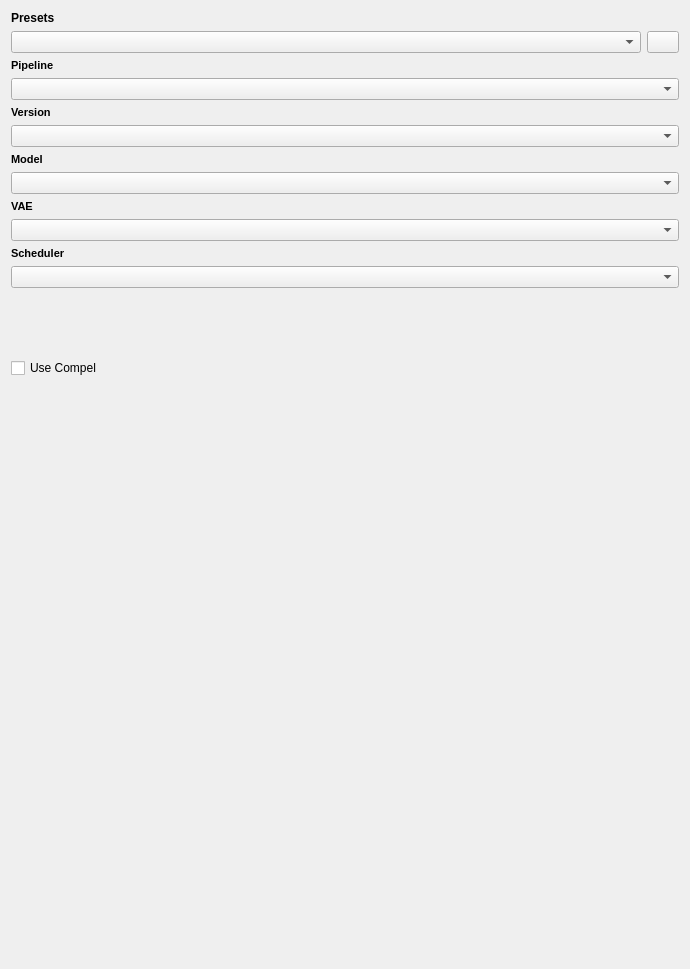
Old version of the form src/airunner/widgets/stablediffusion/templates/stable_diffusion_settings.ui in the repository Capsize-Games/airunner.
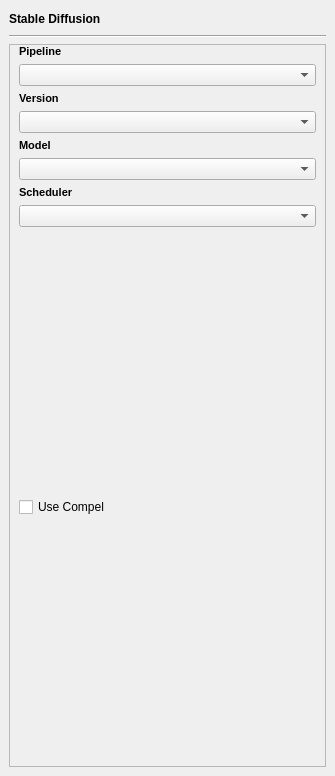
New version of the form. Icons and pictures are not drawn. Custom widgets are drawn as their Qt base class.

The edit to the form file:
```diff
--- a/src/airunner/widgets/stablediffusion/templates/stable_diffusion_settings.ui
+++ b/src/airunner/widgets/stablediffusion/templates/stable_diffusion_settings.ui
@@ -6,8 +6,8 @@
    <rect>
     <x>0</x>
     <y>0</y>
-    <width>690</width>
-    <height>969</height>
+    <width>335</width>
+    <height>776</height>
    </rect>
   </property>
   <property name="maximumSize">
@@ -19,8 +19,202 @@
   <property name="windowTitle">
    <string>Form</string>
   </property>
+  <layout class="QGridLayout" name="gridLayout_2">
+   <property name="leftMargin">
+    <number>9</number>
+   </property>
+   <property name="topMargin">
+    <number>9</number>
+   </property>
+   <property name="rightMargin">
+    <number>9</number>
+   </property>
+   <property name="bottomMargin">
+    <number>9</number>
+   </property>
+   <item row="1" column="0">
+    <widget class="QWidget" name="widget" native="true">
+     <property name="minimumSize">
+      <size>
+       <width>0</width>
+       <height>20</height>
+      </size>
+     </property>
+     <layout class="QGridLayout" name="gridLayout_3">
+      <property name="leftMargin">
+       <number>0</number>
+      </property>
+      <property name="topMargin">
+       <number>0</number>
+      </property>
+      <property name="rightMargin">
+       <number>0</number>
+      </property>
+      <property name="bottomMargin">
+       <number>0</number>
+      </property>
+      <item row="0" column="0">
+       <widget class="QLabel" name="label">
+        <property name="font">
+         <font>
+          <bold>true</bold>
+         </font>
+        </property>
+        <property name="text">
+         <string>Stable Diffusion</string>
+        </property>
+       </widget>
+      </item>
+     </layout>
+    </widget>
+   </item>
+   <item row="3" column="0">
+    <widget class="QScrollArea" name="scrollArea">
+     <property name="widgetResizable">
+      <bool>true</bool>
+     </property>
+     <widget class="QWidget" name="scrollAreaWidgetContents">
+      <property name="geometry">
+       <rect>
+        <x>0</x>
+        <y>0</y>
+        <width>315</width>
+        <height>721</height>
+       </rect>
+      </property>
   <layout class="QGridLayout" name="gridLayout">
-   <item row="4" column="0" colspan="2">
+       <property name="leftMargin">
+        <number>9</number>
+       </property>
+       <property name="topMargin">
+        <number>0</number>
+       </property>
+       <property name="rightMargin">
+        <number>9</number>
+       </property>
+       <property name="bottomMargin">
+        <number>0</number>
+       </property>
+       <item row="5" column="0">
+        <layout class="QHBoxLayout" name="horizontalLayout_3">
+         <item>
+          <widget class="SeedWidget" name="seed_widget" native="true">
+           <property name="sizePolicy">
+            <sizepolicy hsizetype="Preferred" vsizetype="Minimum">
+             <horstretch>0</horstretch>
+             <verstretch>0</verstretch>
+            </sizepolicy>
+           </property>
+           <property name="minimumSize">
+            <size>
+             <width>0</width>
+             <height>60</height>
+            </size>
+           </property>
+           <property name="generator_section" stdset="0">
+            <string/>
+           </property>
+           <property name="generator_name" stdset="0">
+            <string/>
+           </property>
+           <property name="property_name" stdset="0">
+            <string>generator_settings.random_seed</string>
+           </property>
+          </widget>
+         </item>
+        </layout>
+       </item>
+       <item row="8" column="0">
+        <layout class="QHBoxLayout" name="horizontalLayout_5">
+         <item>
+          <widget class="SliderWidget" name="steps_widget" native="true">
+           <property name="sizePolicy">
+            <sizepolicy hsizetype="Preferred" vsizetype="Minimum">
+             <horstretch>0</horstretch>
+             <verstretch>0</verstretch>
+            </sizepolicy>
+           </property>
+           <property name="minimumSize">
+            <size>
+             <width>0</width>
+             <height>60</height>
+            </size>
+           </property>
+           <property name="label_text" stdset="0">
+            <string>Steps</string>
+           </property>
+           <property name="current_value" stdset="0">
+            <number>0</number>
+           </property>
+           <property name="slider_maximum" stdset="0">
+            <number>200</number>
+           </property>
+           <property name="spinbox_maximum" stdset="0">
+            <double>200.000000000000000</double>
+           </property>
+           <property name="display_as_float" stdset="0">
+            <bool>false</bool>
+           </property>
+           <property name="spinbox_single_step" stdset="0">
+            <number>1</number>
+           </property>
+           <property name="spinbox_page_step" stdset="0">
+            <number>1</number>
+           </property>
+           <property name="spinbox_minimum" stdset="0">
+            <number>1</number>
+           </property>
+           <property name="slider_minimum" stdset="0">
+            <number>1</number>
+           </property>
+           <property name="settings_property" stdset="0">
+            <string notr="true">generator_settings.steps</string>
+           </property>
+          </widget>
+         </item>
+         <item>
+          <widget class="SliderWidget" name="scale_widget" native="true">
+           <property name="sizePolicy">
+            <sizepolicy hsizetype="Preferred" vsizetype="Minimum">
+             <horstretch>0</horstretch>
+             <verstretch>0</verstretch>
+            </sizepolicy>
+           </property>
+           <property name="minimumSize">
+            <size>
+             <width>0</width>
+             <height>60</height>
+            </size>
+           </property>
+           <property name="label_text" stdset="0">
+            <string>Scale</string>
+           </property>
+           <property name="current_value" stdset="0">
+            <number>0</number>
+           </property>
+           <property name="slider_maximum" stdset="0">
+            <number>10000</number>
+           </property>
+           <property name="spinbox_maximum" stdset="0">
+            <double>100.000000000000000</double>
+           </property>
+           <property name="display_as_float" stdset="0">
+            <bool>true</bool>
+           </property>
+           <property name="spinbox_single_step" stdset="0">
+            <double>0.010000000000000</double>
+           </property>
+           <property name="spinbox_page_step" stdset="0">
+            <double>0.010000000000000</double>
+           </property>
+           <property name="settings_property" stdset="0">
+            <string notr="true">generator_settings.scale</string>
+           </property>
+          </widget>
+         </item>
+        </layout>
+       </item>
+       <item row="3" column="0">
     <layout class="QVBoxLayout" name="model_layout">
      <item>
       <widget class="QLabel" name="label_3">
@@ -40,54 +234,20 @@
      </item>
     </layout>
    </item>
-   <item row="3" column="0" colspan="2">
-    <layout class="QVBoxLayout" name="verticalLayout_7">
-     <item>
-      <widget class="QLabel" name="label_6">
-       <property name="font">
-        <font>
-         <pointsize>8</pointsize>
-         <bold>true</bold>
-        </font>
-       </property>
-       <property name="text">
-        <string>Version</string>
-       </property>
-      </widget>
-     </item>
-     <item>
-      <widget class="QComboBox" name="version"/>
-     </item>
-    </layout>
-   </item>
-   <item row="1" column="1">
-    <widget class="QPushButton" name="reload_selected_preset">
-     <property name="maximumSize">
-      <size>
-       <width>32</width>
-       <height>16777215</height>
-      </size>
-     </property>
-     <property name="cursor">
-      <cursorShape>PointingHandCursor</cursorShape>
-     </property>
-     <property name="text">
-      <string/>
-     </property>
-     <property name="icon">
-      <iconset resource="../../../resources_light.qrc">
-       <normaloff>:/icons/light/exchange-refresh-icon.svg</normaloff>:/icons/light/exchange-refresh-icon.svg</iconset>
-     </property>
-    </widget>
-   </item>
-   <item row="9" column="0" colspan="2">
-    <layout class="QHBoxLayout" name="ddim_frames">
+       <item row="7" column="0">
+        <layout class="QHBoxLayout" name="horizontalLayout">
      <item>
       <widget class="SliderWidget" name="ddim_eta_slider_widget" native="true">
+           <property name="sizePolicy">
+            <sizepolicy hsizetype="Preferred" vsizetype="Minimum">
+             <horstretch>0</horstretch>
+             <verstretch>0</verstretch>
+            </sizepolicy>
+           </property>
        <property name="minimumSize">
         <size>
          <width>0</width>
-         <height>10</height>
+             <height>60</height>
         </size>
        </property>
        <property name="label_text" stdset="0">
@@ -124,10 +284,16 @@
      </item>
      <item>
       <widget class="SliderWidget" name="frames_slider_widget" native="true">
+           <property name="sizePolicy">
+            <sizepolicy hsizetype="Preferred" vsizetype="Minimum">
+             <horstretch>0</horstretch>
+             <verstretch>0</verstretch>
+            </sizepolicy>
+           </property>
        <property name="minimumSize">
         <size>
          <width>0</width>
-         <height>10</height>
+             <height>60</height>
         </size>
        </property>
        <property name="label_text" stdset="0">
@@ -164,7 +330,27 @@
      </item>
     </layout>
    </item>
-   <item row="6" column="0" colspan="2">
+       <item row="2" column="0">
+        <layout class="QVBoxLayout" name="verticalLayout_7">
+         <item>
+          <widget class="QLabel" name="label_6">
+           <property name="font">
+            <font>
+             <pointsize>8</pointsize>
+             <bold>true</bold>
+            </font>
+           </property>
+           <property name="text">
+            <string>Version</string>
+           </property>
+          </widget>
+         </item>
+         <item>
+          <widget class="QComboBox" name="version"/>
+         </item>
+        </layout>
+       </item>
+       <item row="4" column="0">
     <layout class="QVBoxLayout" name="verticalLayout_2">
      <item>
       <widget class="QLabel" name="label_4">
@@ -188,49 +374,20 @@
      </item>
     </layout>
    </item>
-   <item row="1" column="0">
-    <widget class="QComboBox" name="presets"/>
-   </item>
-   <item row="0" column="0">
-    <widget class="QLabel" name="label">
-     <property name="font">
-      <font>
-       <bold>true</bold>
-      </font>
-     </property>
-     <property name="text">
-      <string>Presets</string>
-     </property>
-    </widget>
-   </item>
-   <item row="5" column="0" colspan="2">
-    <layout class="QVBoxLayout" name="vae_layout">
-     <item>
-      <widget class="QLabel" name="label_2">
-       <property name="font">
-        <font>
-         <pointsize>8</pointsize>
-         <bold>true</bold>
-        </font>
-       </property>
-       <property name="text">
-        <string>VAE</string>
-       </property>
-      </widget>
-     </item>
-     <item>
-      <widget class="QComboBox" name="vae_combobox"/>
-     </item>
-    </layout>
-   </item>
-   <item row="8" column="0" colspan="2">
+       <item row="6" column="0">
     <layout class="QHBoxLayout" name="horizontalLayout_6">
      <item>
       <widget class="SliderWidget" name="samples" native="true">
+           <property name="sizePolicy">
+            <sizepolicy hsizetype="Preferred" vsizetype="Minimum">
+             <horstretch>0</horstretch>
+             <verstretch>0</verstretch>
+            </sizepolicy>
+           </property>
        <property name="minimumSize">
         <size>
          <width>0</width>
-         <height>10</height>
+             <height>60</height>
         </size>
        </property>
        <property name="label_text" stdset="0">
@@ -267,10 +424,16 @@
      </item>
      <item>
       <widget class="SliderWidget" name="clip_skip_slider_widget" native="true">
+           <property name="sizePolicy">
+            <sizepolicy hsizetype="Preferred" vsizetype="Minimum">
+             <horstretch>0</horstretch>
+             <verstretch>0</verstretch>
+            </sizepolicy>
+           </property>
        <property name="minimumSize">
         <size>
          <width>0</width>
-         <height>10</height>
+             <height>60</height>
         </size>
        </property>
        <property name="label_text" stdset="0">
@@ -307,108 +470,14 @@
      </item>
     </layout>
    </item>
-   <item row="10" column="0" colspan="2">
-    <layout class="QHBoxLayout" name="horizontalLayout_5">
-     <item>
-      <widget class="SliderWidget" name="steps_widget" native="true">
-       <property name="minimumSize">
-        <size>
-         <width>0</width>
-         <height>10</height>
-        </size>
-       </property>
-       <property name="label_text" stdset="0">
-        <string>Steps</string>
-       </property>
-       <property name="current_value" stdset="0">
-        <number>0</number>
-       </property>
-       <property name="slider_maximum" stdset="0">
-        <number>200</number>
-       </property>
-       <property name="spinbox_maximum" stdset="0">
-        <double>200.000000000000000</double>
-       </property>
-       <property name="display_as_float" stdset="0">
-        <bool>false</bool>
-       </property>
-       <property name="spinbox_single_step" stdset="0">
-        <number>1</number>
-       </property>
-       <property name="spinbox_page_step" stdset="0">
-        <number>1</number>
-       </property>
-       <property name="spinbox_minimum" stdset="0">
-        <number>1</number>
-       </property>
-       <property name="slider_minimum" stdset="0">
-        <number>1</number>
-       </property>
-       <property name="settings_property" stdset="0">
-        <string notr="true">generator_settings.steps</string>
-       </property>
-      </widget>
-     </item>
-     <item>
-      <widget class="SliderWidget" name="scale_widget" native="true">
-       <property name="minimumSize">
-        <size>
-         <width>0</width>
-         <height>10</height>
-        </size>
-       </property>
-       <property name="label_text" stdset="0">
-        <string>Scale</string>
-       </property>
-       <property name="current_value" stdset="0">
-        <number>0</number>
-       </property>
-       <property name="slider_maximum" stdset="0">
-        <number>10000</number>
-       </property>
-       <property name="spinbox_maximum" stdset="0">
-        <double>100.000000000000000</double>
-       </property>
-       <property name="display_as_float" stdset="0">
-        <bool>true</bool>
-       </property>
-       <property name="spinbox_single_step" stdset="0">
-        <double>0.010000000000000</double>
-       </property>
-       <property name="spinbox_page_step" stdset="0">
-        <double>0.010000000000000</double>
-       </property>
-       <property name="settings_property" stdset="0">
-        <string notr="true">generator_settings.scale</string>
-       </property>
-      </widget>
-     </item>
-    </layout>
-   </item>
-   <item row="7" column="0" colspan="2">
-    <layout class="QHBoxLayout" name="horizontalLayout_3">
-     <item>
-      <widget class="SeedWidget" name="seed_widget" native="true">
-       <property name="minimumSize">
-        <size>
-         <width>0</width>
-         <height>10</height>
-        </size>
-       </property>
-       <property name="generator_section" stdset="0">
-        <string/>
-       </property>
-       <property name="generator_name" stdset="0">
-        <string/>
-       </property>
-       <property name="property_name" stdset="0">
-        <string>generator_settings.random_seed</string>
-       </property>
-      </widget>
-     </item>
-    </layout>
-   </item>
-   <item row="2" column="0" colspan="2">
+       <item row="9" column="0">
+        <widget class="QCheckBox" name="use_compel">
+         <property name="text">
+          <string>Use Compel</string>
+         </property>
+        </widget>
+       </item>
+       <item row="1" column="0">
     <layout class="QVBoxLayout" name="verticalLayout_4">
      <item>
       <widget class="QLabel" name="label_5">
@@ -428,7 +497,7 @@
      </item>
     </layout>
    </item>
-   <item row="12" column="0">
+       <item row="10" column="0">
     <spacer name="verticalSpacer">
      <property name="orientation">
       <enum>Qt::Orientation::Vertical</enum>
@@ -436,15 +505,19 @@
      <property name="sizeHint" stdset="0">
       <size>
        <width>20</width>
-       <height>40</height>
+           <height>394</height>
       </size>
      </property>
     </spacer>
    </item>
-   <item row="11" column="0">
-    <widget class="QCheckBox" name="use_compel">
-     <property name="text">
-      <string>Use Compel</string>
+      </layout>
+     </widget>
+    </widget>
+   </item>
+   <item row="2" column="0">
+    <widget class="Line" name="line">
+     <property name="orientation">
+      <enum>Qt::Orientation::Horizontal</enum>
      </property>
     </widget>
    </item>
```
Left out of the diff: 75 changed lines with no effect on the pictures. Lines whose indentation alone changed are shown as unchanged.
